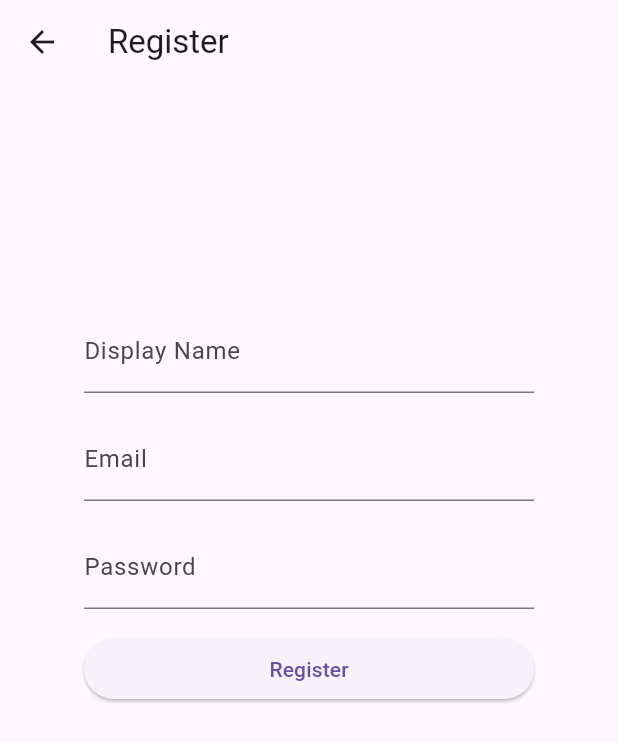
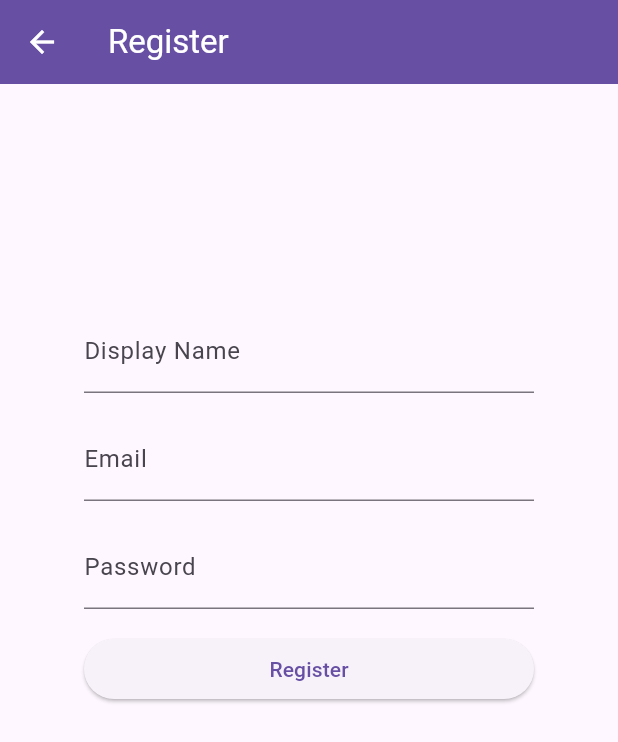
Before and after one commit to reinonlein/gastbook, a Flutter app: the screen it shows after launch, after a tap on "Register", on a phone screen of 412 x 824 dp. Shown: the top 742 px of the screen. Run offline on Flutter 3.47's test engine with Material 3 defaults, Android fonts, the phone set to English and light mode, and no system bars; our stand-ins replace cloud_firestore, firebase_analytics, firebase_auth, firebase_core; accounts and stored records are empty; network calls fail.

Commit message:
changed colors

```diff
--- a/lib/screens/feed_screen.dart
+++ b/lib/screens/feed_screen.dart
@@ -62,7 +62,7 @@ class _FeedScreenState extends State<FeedScreen> {
     return Scaffold(
       // Voeg de GlobalKey toe aan de Scaffold
       key: _scaffoldKey,
-      // AppBar wordt alleen weergegeven als het scherm kleiner is dan 600px
+      backgroundColor: Colors.white,
       appBar: screenWidth < 600
           ? AppBar(
               title: const Text("Gastbook"),
@@ -159,6 +159,7 @@ class _FeedScreenState extends State<FeedScreen> {
                             final post = posts[index];
                             return Card(
                               margin: const EdgeInsets.symmetric(vertical: 8),
+                              color: Colors.grey[50],
                               child: ListTile(
                                 title: Text(post['userName']),
                                 subtitle: Text(post['text']),
--- a/lib/screens/login_screen.dart
+++ b/lib/screens/login_screen.dart
@@ -21,7 +21,12 @@ class _LoginScreenState extends State<LoginScreen> {
     final authProvider = Provider.of<AuthProvider>(context, listen: false);
 
     return Scaffold(
-      appBar: AppBar(title: const Text('Login')),
+      appBar: AppBar(
+        title: const Text('Login'),
+        backgroundColor: Theme.of(context).primaryColor,
+        foregroundColor: Colors.white,
+      ),
+      backgroundColor: Colors.grey[50],
       body: Padding(
         padding: const EdgeInsets.symmetric(horizontal: 16.0, vertical: 150.0),
         child: Column(
--- a/lib/screens/register_screen.dart
+++ b/lib/screens/register_screen.dart
@@ -21,7 +21,11 @@ class _RegisterScreenState extends State<RegisterScreen> {
     final authProvider = Provider.of<AuthProvider>(context, listen: false);
 
     return Scaffold(
-      appBar: AppBar(title: const Text('Register')),
+      appBar: AppBar(
+        title: const Text('Register'),
+        backgroundColor: Theme.of(context).primaryColor,
+        foregroundColor: Colors.white,
+      ),
       body: Align(
         alignment: Alignment
             .topCenter, // Plaatst het formulier naar boven, maar in het midden van het scherm
```
